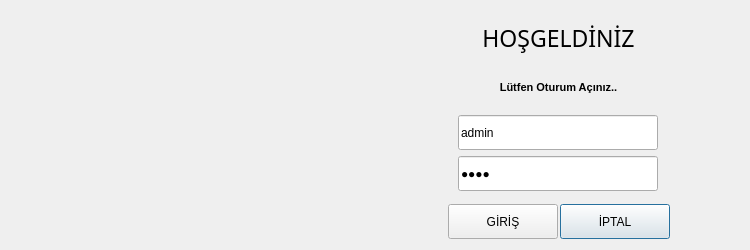
Above: ui/ui_files/auth_window.ui from AyhanErcan70/SATTUP before the change. Below: the same form after it.
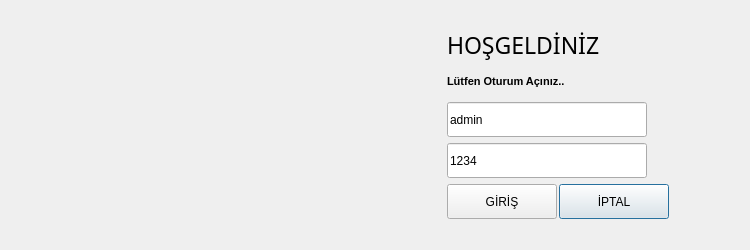
That is the form after the change. Icons and pictures are not drawn.

The edit to the form file:
```diff
--- a/ui/ui_files/auth_window.ui
+++ b/ui/ui_files/auth_window.ui
@@ -41,10 +41,7 @@
    <item row="0" column="1">
     <widget class="QFrame" name="frame">
      <property name="frameShape">
-      <enum>QFrame::Shape::NoFrame</enum>
-     </property>
-     <property name="frameShadow">
-      <enum>QFrame::Shadow::Raised</enum>
+      <enum>QFrame::NoFrame</enum>
      </property>
      <layout class="QGridLayout" name="gridLayout_3">
       <property name="leftMargin">
@@ -70,7 +67,7 @@
         <property name="verticalSpacing">
          <number>6</number>
         </property>
-        <item row="4" column="1" alignment="Qt::AlignmentFlag::AlignLeft">
+        <item row="4" column="1">
          <widget class="QPushButton" name="btn_cancel">
           <property name="sizePolicy">
            <sizepolicy hsizetype="Fixed" vsizetype="Fixed">
@@ -95,7 +92,7 @@
           </property>
          </widget>
         </item>
-        <item row="4" column="0" alignment="Qt::AlignmentFlag::AlignRight">
+        <item row="4" column="0">
          <widget class="QPushButton" name="btn_login">
           <property name="sizePolicy">
            <sizepolicy hsizetype="Fixed" vsizetype="Fixed">
@@ -121,7 +118,7 @@
           </property>
          </widget>
         </item>
-        <item row="0" column="0" colspan="2" alignment="Qt::AlignmentFlag::AlignHCenter|Qt::AlignmentFlag::AlignBottom">
+        <item row="0" column="0" colspan="2">
          <widget class="QLabel" name="lbl_welcome">
           <property name="sizePolicy">
            <sizepolicy hsizetype="Fixed" vsizetype="Fixed">
@@ -145,6 +142,7 @@
            <font>
             <family>Grenada</family>
             <pointsize>17</pointsize>
+            <weight>50</weight>
             <italic>false</italic>
             <bold>false</bold>
            </font>
@@ -152,12 +150,9 @@
           <property name="text">
            <string>HOŞGELDİNİZ</string>
           </property>
-          <property name="alignment">
-           <set>Qt::AlignmentFlag::AlignCenter</set>
-          </property>
          </widget>
         </item>
-        <item row="1" column="0" colspan="2" alignment="Qt::AlignmentFlag::AlignBottom">
+        <item row="1" column="0" colspan="2">
          <widget class="QLabel" name="lbl_login">
           <property name="sizePolicy">
            <sizepolicy hsizetype="Preferred" vsizetype="Fixed">
@@ -181,6 +176,7 @@
            <font>
             <family>Microsoft Sans Serif</family>
             <pointsize>8</pointsize>
+            <weight>75</weight>
             <italic>false</italic>
             <bold>true</bold>
            </font>
@@ -188,12 +184,9 @@
           <property name="text">
            <string>Lütfen Oturum Açınız..</string>
           </property>
-          <property name="alignment">
-           <set>Qt::AlignmentFlag::AlignCenter</set>
-          </property>
          </widget>
         </item>
-        <item row="2" column="0" colspan="2" alignment="Qt::AlignmentFlag::AlignHCenter|Qt::AlignmentFlag::AlignBottom">
+        <item row="2" column="0" colspan="2">
          <widget class="QLineEdit" name="txt_user">
           <property name="sizePolicy">
            <sizepolicy hsizetype="Fixed" vsizetype="Fixed">
@@ -221,7 +214,7 @@
           </property>
          </widget>
         </item>
-        <item row="3" column="0" colspan="2" alignment="Qt::AlignmentFlag::AlignHCenter|Qt::AlignmentFlag::AlignTop">
+        <item row="3" column="0" colspan="2">
          <widget class="QLineEdit" name="txt_pass">
           <property name="sizePolicy">
            <sizepolicy hsizetype="Fixed" vsizetype="Fixed">
@@ -245,7 +238,7 @@
            <string>1234</string>
           </property>
           <property name="echoMode">
-           <enum>QLineEdit::EchoMode::Password</enum>
+           <enum>QLineEdit::Normal</enum>
           </property>
           <property name="placeholderText">
            <string>Şifre ...</string>
```
Left out of the diff: 7 changed lines with no effect on the pictures.
